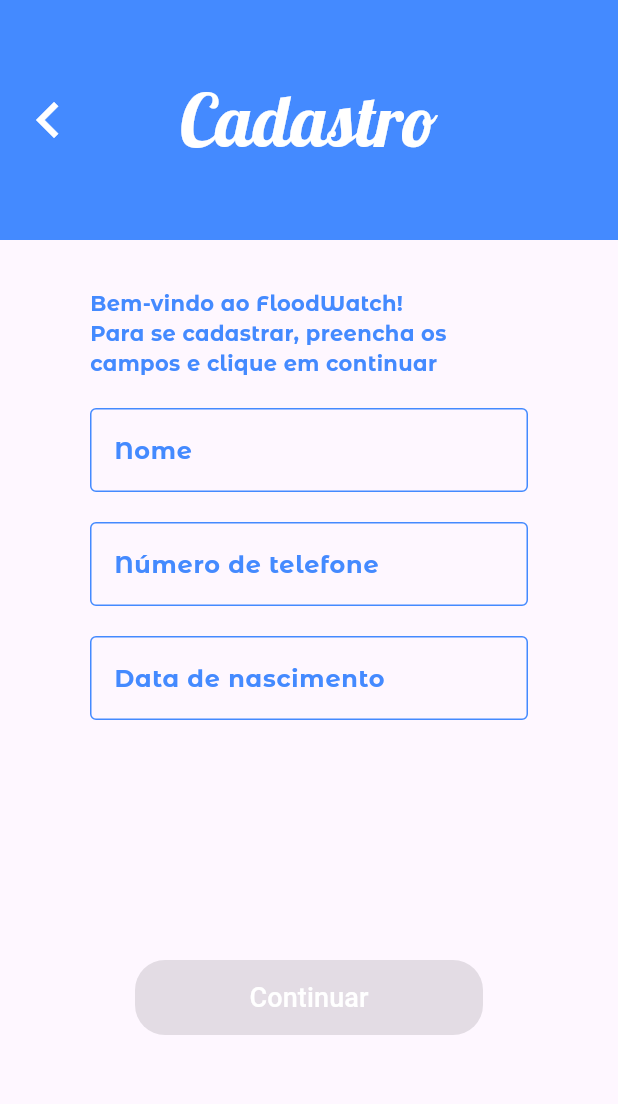
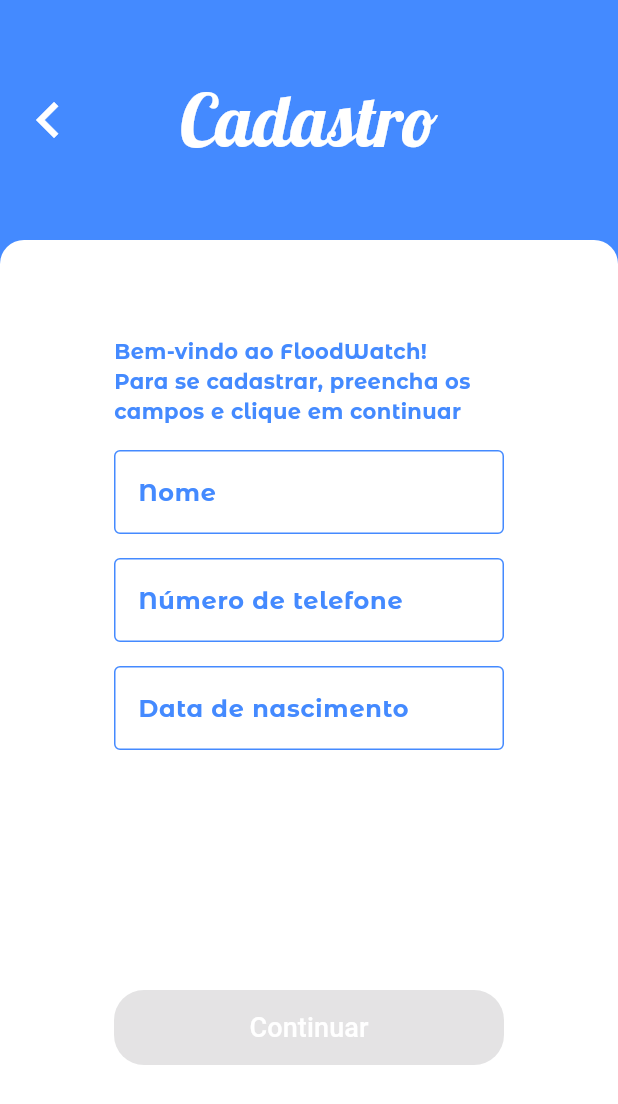
Before and after one commit to DoidoRK/FloodWatchApp, a Flutter app: the CadastroPage screen opened by its route, on a phone screen of 412 x 824 dp. Shown: the top 1104 px of the screen. Run offline on Flutter 3.47's test engine with Material 3 defaults, Android fonts, the phone set to English and light mode, and no system bars; our stand-ins replace get; Roboto replaces fonts that are missing (Raleway); project files that could hold a hidden picture were left out.

Commit message:
Small changes in bottom button and cadastro inicio page.

```diff
--- a/lib/app/ui/cadastro/cadastro_inicio_page.dart
+++ b/lib/app/ui/cadastro/cadastro_inicio_page.dart
@@ -20,18 +20,34 @@
           'Cadastro',
         ),
       ),
-      body:Padding(
-        padding: const EdgeInsets.symmetric(horizontal: 60, vertical: 32),
+      body:Stack(
+        children: [
+          Container(
+            color: Colors.blueAccent,
+          ),
+           Container(
+            height: double.infinity,
+            padding: const EdgeInsets.all(16),
+            decoration: const BoxDecoration(
+              color: Colors.white,
+              borderRadius: BorderRadius.only(
+                topLeft: Radius.circular(16),
+                topRight: Radius.circular(16),
+              ),
+            ),
+            child: Padding(
+              padding: const EdgeInsets.symmetric(horizontal: 60),
               child: SingleChildScrollView(
                 child: Column(
                   crossAxisAlignment: CrossAxisAlignment.stretch,
                   mainAxisAlignment: MainAxisAlignment.spaceBetween,
                   mainAxisSize: MainAxisSize.max,
                   children: [
+                    const SizedBox(height: 48),
                     const Text(
                       'Bem-vindo ao FloodWatch!\nPara se cadastrar, preencha os campos e clique em continuar',
                     ),
-              const SizedBox(height: 20),
+                    const SizedBox(height: 16),
                     TextField(
                       decoration: const InputDecoration(
                         labelText: 'Nome',
@@ -39,7 +55,7 @@
                       ),
                       onChanged: (value) => cadastroController.setNome(value),
                     ),
-              const SizedBox(height: 20),
+                    const SizedBox(height: 16),
                     TextField(
                       decoration: const InputDecoration(
                         labelText: 'Número de telefone',
@@ -47,7 +63,7 @@
                       keyboardType: TextInputType.phone,
                       onChanged: (value) => cadastroController.setTelefone(value),
                     ),
-              const SizedBox(height: 20),
+                    const SizedBox(height: 16),
                     TextField(
                       decoration: const InputDecoration(
                         labelText: 'Data de nascimento',
@@ -57,13 +73,14 @@
                       onChanged: (value) => cadastroController.setDataNascimento(value),
                     ),
                     const SizedBox(height: 160),
-              Center(
-                child: BottomButtonWidget(text: 'Continuar', onPressed: ()=>{}, disabled: cadastroController.isFormInvalid),
-              ),
+                    BottomButtonWidget(text: 'Continuar', onPressed: ()=>{}, disabled: cadastroController.isFormInvalid),
                   ],
                 ),
               ),
             ),
+          ),
+        ],
+      ),
     );
   }
 }
--- a/lib/app/ui/widgets/bottom_button_widget.dart
+++ b/lib/app/ui/widgets/bottom_button_widget.dart
@@ -14,7 +14,6 @@
       return Container(
         width: double.infinity,
         height: 50.0,
-        padding: const EdgeInsets.symmetric(horizontal: 30.0),
         child: ElevatedButton(
           onPressed: disabled.value ? null : onPressed,
           style: ElevatedButton.styleFrom(
```
Lines whose indentation alone changed are shown as unchanged.
